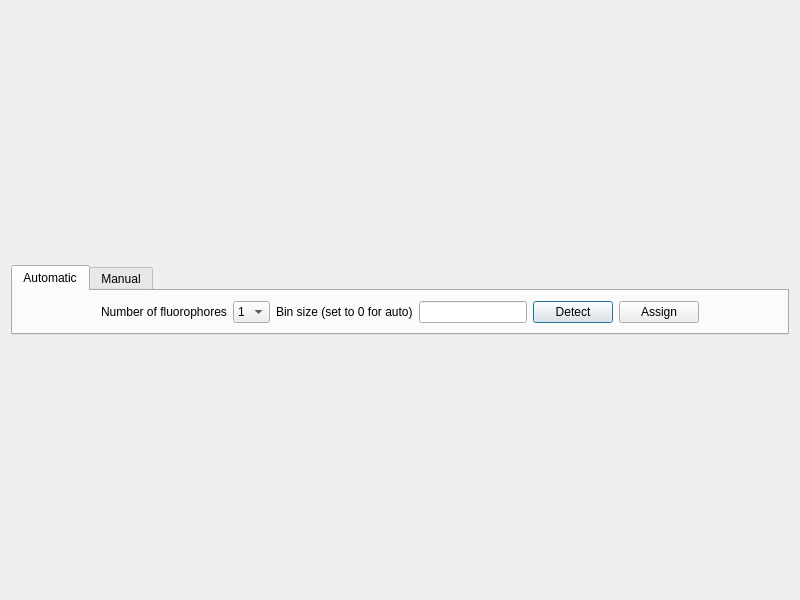
Qt form pyminflux/ui/color_unmixer.ui (bsse-scf/pyMINFLUX) before a commit.
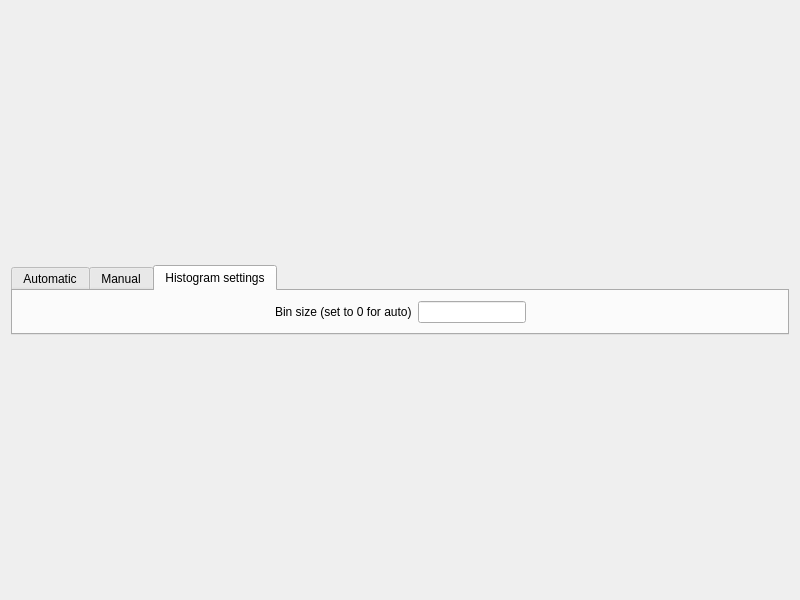
The same form after that commit. The open tabs and pages were chosen to show the change.

Commit message:
Implement manual threshold for DCR in the Color Unmixer.
Refs #53

The edit to the form file:
```diff
--- a/pyminflux/ui/color_unmixer.ui
+++ b/pyminflux/ui/color_unmixer.ui
@@ -83,29 +83,6 @@
              </item>
             </widget>
            </item>
-           <item>
-            <widget class="QLabel" name="lbBinSize">
-             <property name="sizePolicy">
-              <sizepolicy hsizetype="Fixed" vsizetype="Preferred">
-               <horstretch>0</horstretch>
-               <verstretch>0</verstretch>
-              </sizepolicy>
-             </property>
-             <property name="text">
-              <string>Bin size (set to 0 for auto)</string>
-             </property>
-            </widget>
-           </item>
-           <item>
-            <widget class="QLineEdit" name="leBinSize">
-             <property name="sizePolicy">
-              <sizepolicy hsizetype="Fixed" vsizetype="Fixed">
-               <horstretch>0</horstretch>
-               <verstretch>0</verstretch>
-              </sizepolicy>
-             </property>
-            </widget>
-           </item>
            <item>
             <widget class="QPushButton" name="pbDetect">
              <property name="sizePolicy">
@@ -214,6 +191,62 @@
            </item>
           </layout>
          </widget>
+         <widget class="QWidget" name="tab_3">
+          <attribute name="title">
+           <string>Histogram settings</string>
+          </attribute>
+          <layout class="QHBoxLayout" name="horizontalLayout_4">
+           <item>
+            <spacer name="horizontalSpacer_5">
+             <property name="orientation">
+              <enum>Qt::Horizontal</enum>
+             </property>
+             <property name="sizeHint" stdset="0">
+              <size>
+               <width>241</width>
+               <height>20</height>
+              </size>
+             </property>
+            </spacer>
+           </item>
+           <item>
+            <widget class="QLabel" name="lbBinSize">
+             <property name="sizePolicy">
+              <sizepolicy hsizetype="Fixed" vsizetype="Preferred">
+               <horstretch>0</horstretch>
+               <verstretch>0</verstretch>
+              </sizepolicy>
+             </property>
+             <property name="text">
+              <string>Bin size (set to 0 for auto)</string>
+             </property>
+            </widget>
+           </item>
+           <item>
+            <widget class="QLineEdit" name="leBinSize">
+             <property name="sizePolicy">
+              <sizepolicy hsizetype="Fixed" vsizetype="Fixed">
+               <horstretch>0</horstretch>
+               <verstretch>0</verstretch>
+              </sizepolicy>
+             </property>
+            </widget>
+           </item>
+           <item>
+            <spacer name="horizontalSpacer_6">
+             <property name="orientation">
+              <enum>Qt::Horizontal</enum>
+             </property>
+             <property name="sizeHint" stdset="0">
+              <size>
+               <width>240</width>
+               <height>20</height>
+              </size>
+             </property>
+            </spacer>
+           </item>
+          </layout>
+         </widget>
         </widget>
        </item>
       </layout>
```
Left out of the diff: 9 changed lines with no effect on the pictures. The commit also changes 3 other files.
